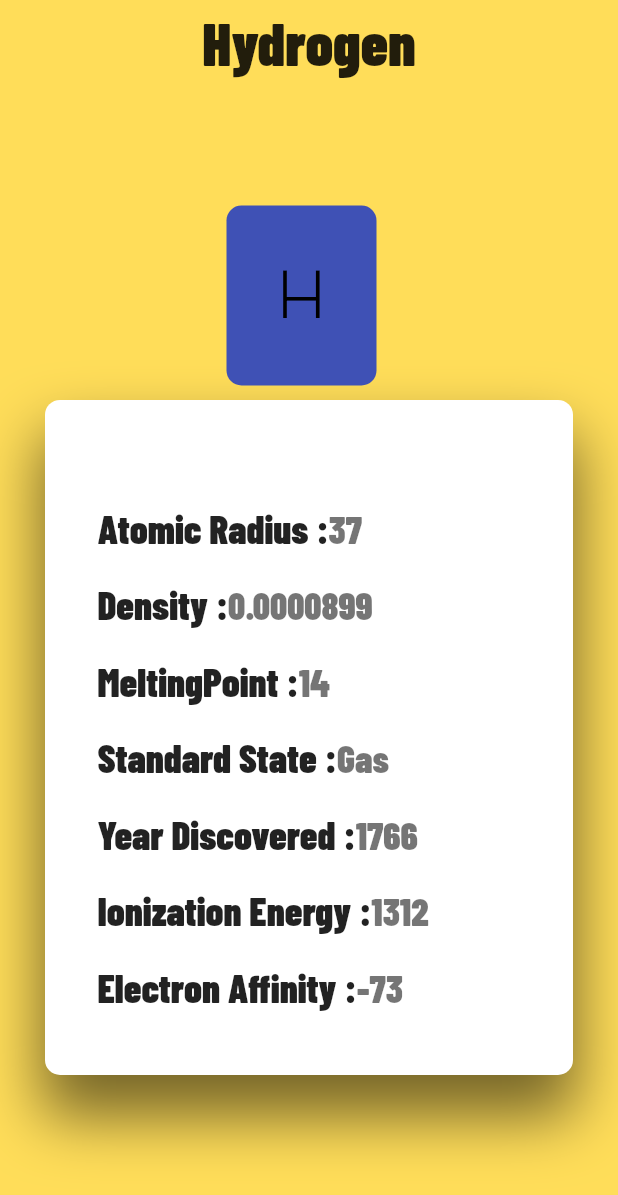
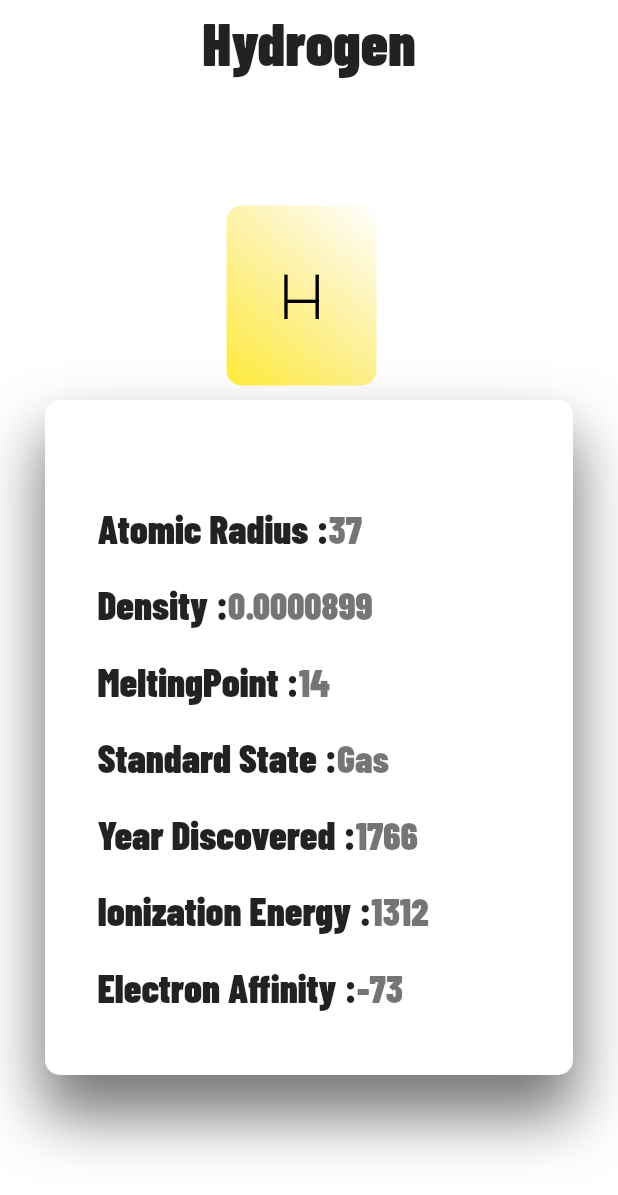
Before and after one commit to shahadatksr/periodo, a Flutter app: the screen it shows after launch, after a tap on an icon or button, on a phone screen of 412 x 824 dp. Shown: the top 1195 px of the screen. Run offline on Flutter 3.47's test engine with Material 2 defaults, Android fonts, the phone set to English and light mode, and no system bars; our stand-ins replace page_transition.

Commit message:
Added Gradient

```diff
--- a/lib/constant.dart
+++ b/lib/constant.dart
@@ -4,7 +4,7 @@ import 'package:flutter/material.dart';
 TextStyle kSymbolTextStyle=TextStyle(
   color: Colors.black,
   fontFamily: 'Poiret',
-  fontSize: 40,
+  fontSize: 38,
   fontWeight: FontWeight.bold,
   decoration: TextDecoration.none
 );
@@ -25,7 +25,7 @@ TextStyle kAppBarTitleTextStyle=TextStyle(
   decoration: TextDecoration.none
 );
 
-final yellowColor = const Color(0xfffffdd59);
+final kBackgroundColor =  Colors.white;
 
 TextStyle kHeadingTextStyle=TextStyle(
   color: Colors.black87,
@@ -43,3 +43,8 @@ TextStyle kSubTextStyle=TextStyle(
   decoration: TextDecoration.none,
   //textBaseline: TextBaseline.alphabetic,
 );
+
+var kColorList=[Colors.blue, Colors.red,Colors.yellow,Colors.cyan,Colors.green,Colors.orange];
+var kAltColorList=[Color(0xFFFF7A8A),Color(0xF7dc38),Color(0xFFF8F56),Color(0xF7dc383),Color(0xFF95959),Color(0xFfff1bc)];
+//var kAltColorList=[Color(0xFFFF7A8A),Color(0xF),Color(0xF),Color(0xF),Color(0xF),Color(0xF];
+//#F5F5F5 #303841 #D6E6F2 #fff1bc #7dc383 #699c78 #FF7A8A #F95959 #3A4750 #FF8F56
--- a/lib/elementPage.dart
+++ b/lib/elementPage.dart
@@ -23,7 +23,7 @@ class ElementPage extends StatelessWidget {
               ),
           ),
         ),
-        backgroundColor: yellowColor,
+        backgroundColor: kBackgroundColor,
         body: Stack(
           children: <Widget>[
             Align(
@@ -96,6 +96,11 @@ class ElementPage extends StatelessWidget {
             height: 120,
             width: 100,
             decoration: BoxDecoration(
+              gradient: LinearGradient(
+                  begin: Alignment.topRight,
+                  end: Alignment.bottomLeft,//1 2 3 4 5 6
+                  colors: [kAltColorList[(jsonVar['atomicNumber']%5)], kColorList[(jsonVar['atomicNumber']%5)+1]],
+                  ),
               borderRadius: BorderRadius.circular(10),
               color: Colors.indigo,
             ),
--- a/lib/main.dart
+++ b/lib/main.dart
@@ -23,7 +23,7 @@ class _HomePageState extends State<HomePage> {
   @override
   Widget build(BuildContext context) {
     return Scaffold(
-      backgroundColor: yellowColor,
+      backgroundColor: kBackgroundColor,
       appBar: AppBar(
         title: Center(
           child: Text(
--- a/lib/widgets/ElementCard.dart
+++ b/lib/widgets/ElementCard.dart
@@ -14,10 +14,10 @@ class ElementCard extends StatelessWidget {
     // timeDilation=0.5;
     return Container(
       height: 120,
-      margin: EdgeInsets.symmetric(vertical: 10),
+      margin: EdgeInsets.symmetric(vertical: 20),
       decoration: new BoxDecoration(
         color: Colors.white,
-        borderRadius: BorderRadius.circular(10),
+        borderRadius: BorderRadius.circular(5),
         boxShadow: [
            BoxShadow(
               color: Colors.black54,
@@ -38,11 +38,16 @@ class ElementCard extends StatelessWidget {
               height: 120,
               width: 100,
               decoration: BoxDecoration(
+                gradient: LinearGradient(
+                  begin: Alignment.topRight,
+                  end: Alignment.bottomLeft,//1 2 3 4 5 6
+                  colors: [kAltColorList[(atomicNo%5)], kColorList[(atomicNo%5)+1]],
+                  ),
                 borderRadius: BorderRadius.only(
-                        topLeft: Radius.circular(10.0),
-                        bottomLeft: Radius.circular(10.0),
+                        topLeft: Radius.circular(5),
+                        bottomLeft: Radius.circular(5),
                 ),
-                color: Colors.indigo,
+                //color: Colors.indigo,
               ),
               margin: EdgeInsets.only(right: 10),
               child: Center(
@@ -77,12 +82,13 @@ class ElementCard extends StatelessWidget {
             width: 60,
             decoration: BoxDecoration(
               borderRadius: BorderRadius.circular(20),
-              color: Colors.lightGreenAccent,
+              color: Colors.lightGreenAccent[50],
             ),
             margin: EdgeInsets.symmetric(horizontal: 10),
             child: Center(
               child: Text(
-                atomicNo.toString(),
+                '',
+                //atomicNo.toString(),
                 textAlign: TextAlign.center,
                 style: TextStyle(
                   fontSize: 30
```
